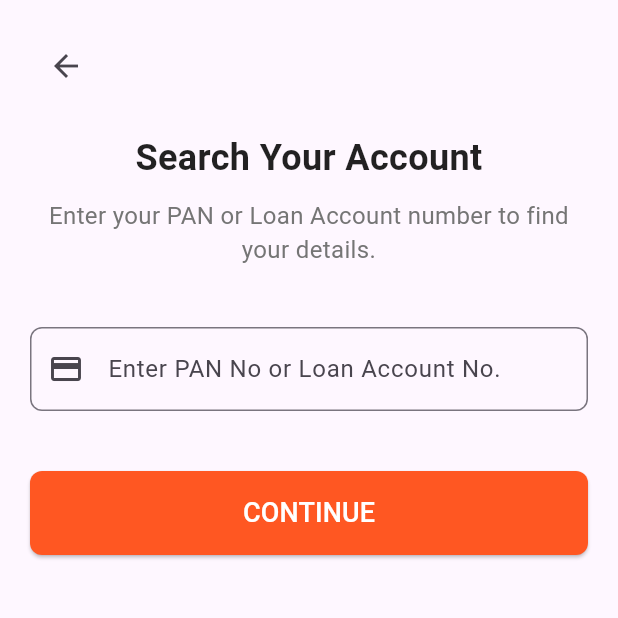
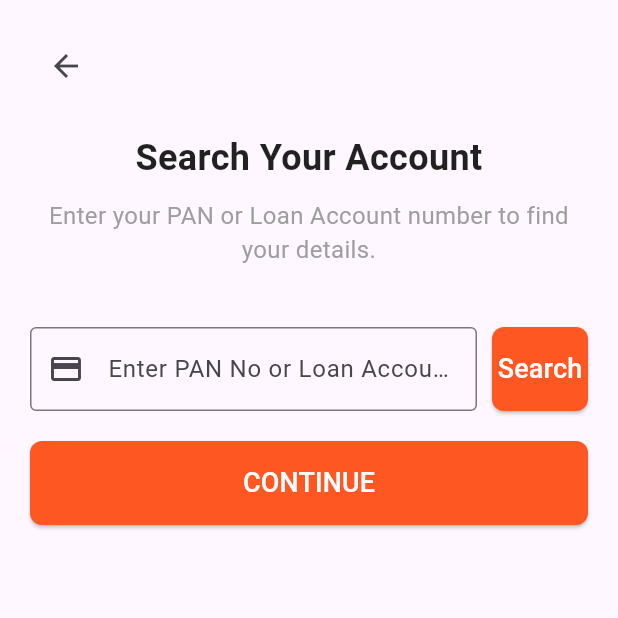
Before and after one commit to ArthanDeveloper/myapp, a Flutter app: the SearchPANScreen screen opened directly, on a phone screen of 412 x 824 dp, the top half of it. Run offline on Flutter 3.47's test engine with Material 3 defaults, Android fonts, the phone set to English and light mode, and no system bars; our stand-ins replace confetti, dio, local_auth, location, pinput, retrofit and 1 more; missing offline and left inert: mobile_number; accounts and stored records are empty; generated files the repository leaves out were written again.

Commit message:
redesign pan screen

```diff
--- a/lib/search_pan_screen.dart
+++ b/lib/search_pan_screen.dart
@@ -1,7 +1,9 @@
 import 'package:flutter/material.dart';
+import 'package:flutter/services.dart';
 import 'package:myapp/select_customer_screen.dart';
 import 'package:myapp/services/api_service.dart'; // Import ApiService
 import 'package:dio/dio.dart'; // Import Dio
+import 'package:flutter/foundation.dart'; // Import for debugPrint
 
 //Data model for CustomerProfile
 class CustomerProfile {
@@ -34,7 +36,6 @@ class _SearchPANScreenState extends State<SearchPANScreen> {
 
   @override
   void dispose() {
-    _panAccountController.removeListener(_updateSearchType);
     _panAccountController.dispose();
     super.dispose();
   }
@@ -43,9 +44,9 @@ class _SearchPANScreenState extends State<SearchPANScreen> {
     final text = _panAccountController.text;
     setState(() {
       if (text.length == 10) {
-        _searchType = 'pan_no';
+        _searchType = 'PAN';
       } else if (text.length > 10) {
-        _searchType = 'account_no';
+        _searchType = 'AcNo';
       } else {
         _searchType = null; // Reset if length does not match criteria
       }
@@ -54,17 +55,21 @@ class _SearchPANScreenState extends State<SearchPANScreen> {
   }
 
   Future<void> _onContinue() async {
+    // Validate that the input is not empty and a type has been determined
+    if (_panAccountController.text.isNotEmpty && _searchType != null) {
       setState(() {
         _isLoading = true; // Show loading indicator
       });
 
       try {
-      if (_panAccountController.text.isNotEmpty && _searchType != null) {
-        final response = await _apiService.fetchCustId(_searchType!, _panAccountController.text);
+        final response = await _apiService.fetchCustId(
+            _searchType!, _panAccountController.text);
+        debugPrint('API Response: $response'); // Print the entire response
 
         // Access the customersList from the response
-        if (response != null && response is Map<String, dynamic> && response.containsKey('customersList')) {
-
+        if (response != null &&
+            response is Map<String, dynamic> &&
+            response.containsKey('customersList')) {
           // Access the list of customer details
           List<dynamic> customersData = response['customersList'];
           // Clear existing list
@@ -73,6 +78,7 @@ class _SearchPANScreenState extends State<SearchPANScreen> {
           // Map dynamic list to CustomerProfile objects
           for (var item in customersData) {
             // Map item data using correct keys
+
             _customerList.add(
               CustomerProfile(
                 name: item['full_name'] ?? 'Name not available',
@@ -80,23 +86,18 @@ class _SearchPANScreenState extends State<SearchPANScreen> {
                 id: item['customer_id']?.toString() ?? 'ID not available',
               ),
             );
-
           }
           setState(() {}); // Trigger UI update with the new data
         } else {
           // Display an error if the API response isn't a map with customersList
           ScaffoldMessenger.of(context).showSnackBar(
-            const SnackBar(content: Text('Failed to load customer data. Please try again.')),
-          );
-        }
-      } else {
-        ScaffoldMessenger.of(context).showSnackBar(
-          const SnackBar(content: Text('Please enter a valid PAN or Loan Account Number.')),
+            const SnackBar(
+                content: Text('Failed to load customer data. Please try again.')),
           );
         }
       } catch (e) {
         // Catch the errors, print it to console, and show the error dialog.
-      print(e);
+        debugPrint('API fetch failed: ${e.toString()}'); // Also print the error
         ScaffoldMessenger.of(context).showSnackBar(
           SnackBar(content: Text('API fetch failed: ${e.toString()}')),
         );
@@ -105,15 +106,20 @@ class _SearchPANScreenState extends State<SearchPANScreen> {
           _isLoading = false; // Hide loading indicator
         });
       }
+    } else {
+      ScaffoldMessenger.of(context).showSnackBar(
+        const SnackBar(
+            content: Text('Please enter a valid PAN or Loan Account Number.')),
+      );
     }
+  }
+
 
   @override
   Widget build(BuildContext context) {
     return Scaffold(
       body: SafeArea(
-        child: Stack(
-          children: [
-            Padding(
+        child: Padding(
           padding: const EdgeInsets.all(20.0),
           child: Column(
             crossAxisAlignment: CrossAxisAlignment.stretch,
@@ -121,14 +127,14 @@ class _SearchPANScreenState extends State<SearchPANScreen> {
               Align(
                 alignment: Alignment.topLeft,
                 child: IconButton(
-                      icon: Icon(Icons.arrow_back),
+                  icon: const Icon(Icons.arrow_back),
                   onPressed: () {
                     Navigator.pop(context);
                   },
                 ),
               ),
-                  SizedBox(height: 20.0),
-                  Text(
+              const SizedBox(height: 20.0),
+              const Text(
                 'Search Your Account',
                 textAlign: TextAlign.center,
                 style: TextStyle(
@@ -137,51 +143,59 @@ class _SearchPANScreenState extends State<SearchPANScreen> {
                   color: Colors.black87,
                 ),
               ),
-                  SizedBox(height: 10.0),
-                  Text(
+              const SizedBox(height: 10.0),
+              const Text(
                 'Enter your PAN or Loan Account number to find your details.',
                 textAlign: TextAlign.center,
                 style: TextStyle(
                   fontSize: 16.0,
-                      color: Colors.grey[600],
+                  color: Colors.grey,
                 ),
               ),
-                  SizedBox(height: 40.0),
-                  TextField(
+              const SizedBox(height: 40.0),
+              Row(
+                children: [
+                  Expanded(
+                    child: TextField(
                       controller: _panAccountController,
-                    decoration: InputDecoration(
+                      decoration: const InputDecoration(
                         hintText: 'Enter PAN No or Loan Account No.',
-                      border: OutlineInputBorder(
-                        borderRadius: BorderRadius.circular(8.0),
-                      ),
+                        border: OutlineInputBorder(),
                         prefixIcon: Icon(Icons.credit_card),
                       ),
                       keyboardType: TextInputType.text, // Could be alphanumeric
+                      inputFormatters: [
+                        FilteringTextInputFormatter.digitsOnly,
+                        LengthLimitingTextInputFormatter(10)
+                      ],
+                       onChanged: (value) {
+                          _updateSearchType(); // Now it's being called on text changes!
+                        },
                     ),
-                  SizedBox(height: 40.0),
+                  ),
+                  const SizedBox(width: 10.0),
                   ElevatedButton(
                     onPressed: _onContinue,
                     style: ElevatedButton.styleFrom(
-                      padding: EdgeInsets.symmetric(vertical: 15.0),
+                      padding: const EdgeInsets.symmetric(vertical: 15.0),
                       backgroundColor: Colors.deepOrange,
                       foregroundColor: Colors.white,
                       shape: RoundedRectangleBorder(
                         borderRadius: BorderRadius.circular(8.0),
                       ),
                     ),
-                    child: Text(
-                      'CONTINUE',
+                    child: const Text(
+                      'Search',
                       style: TextStyle(fontSize: 18.0),
                     ),
                   ),
-                  SizedBox(height: 20.0),
                 ],
               ),
-            ),
+              const SizedBox(height: 20.0),
               if (_isLoading)
-              const Center(
+                const Padding(padding: EdgeInsets.only(top: 20),child: Center(
                   child: CircularProgressIndicator(),
-              ),
+                )),
               // Display Customer List
               if (_customerList.isNotEmpty)
                 Expanded(
@@ -202,15 +216,33 @@ class _SearchPANScreenState extends State<SearchPANScreen> {
                             backgroundColor: Colors.black,
                             child: Icon(Icons.person, color: Colors.white),
                           ),
-                        title: Text(profile.name, style: const TextStyle(fontWeight: FontWeight.bold)),
+                          title: Text(profile.name,  style: const TextStyle(fontWeight: FontWeight.normal, fontSize: 16)),
                           subtitle: Text(profile.maskedMobile),
-                        // Removed Radio Button and onTap as requested
                         ),
                       );
                     },
                   ),
                 ),
+              ElevatedButton(
+                onPressed: () {
+                  Navigator.of(context).push(
+                    MaterialPageRoute(builder: (context) => const SelectCustomerScreen()));
+                },
+                style: ElevatedButton.styleFrom(
+                  padding: const EdgeInsets.symmetric(vertical: 15.0),
+                  backgroundColor: Colors.deepOrange,
+                  foregroundColor: Colors.white,
+                  shape: RoundedRectangleBorder(
+                    borderRadius: BorderRadius.circular(8.0),
+                  ),
+                ),
+                child: const Text(
+                  'CONTINUE',
+                  style: TextStyle(fontSize: 18.0),
+                ),
+              ),
             ],
+          ),
         ),
       ),
     );
```
Lines whose indentation alone changed are shown as unchanged.
